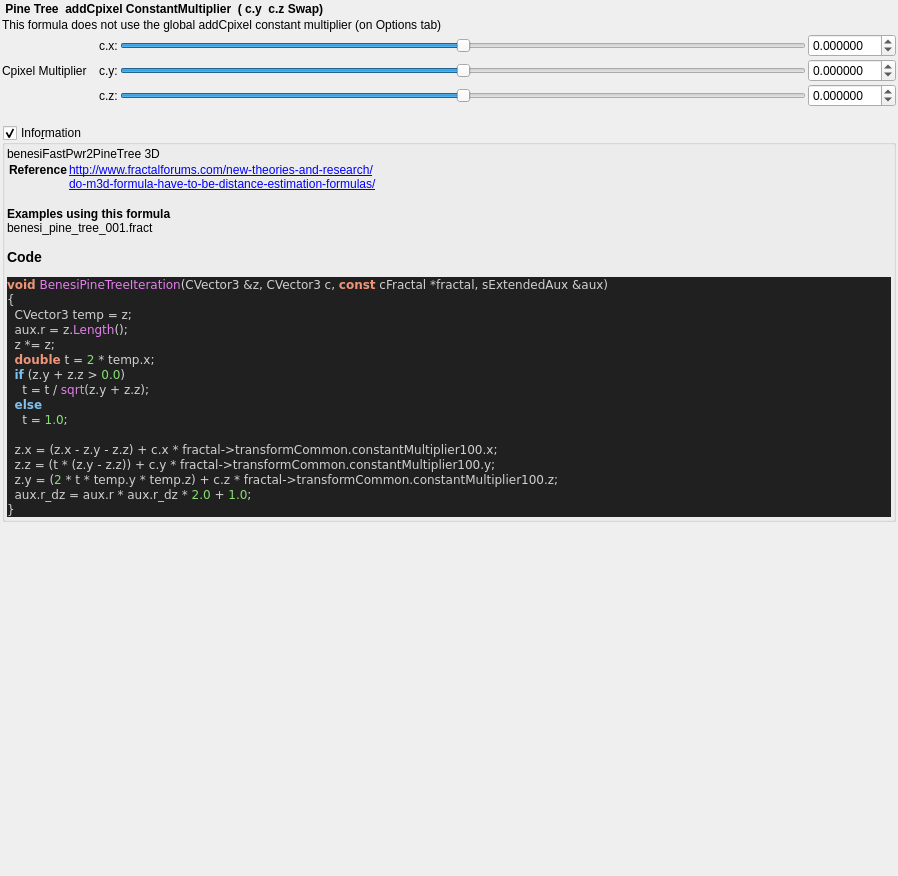
buddhi1980/mandelbulber2, file mandelbulber2/qt_data/fractal_benesi_pine_tree.ui: the form before one commit.
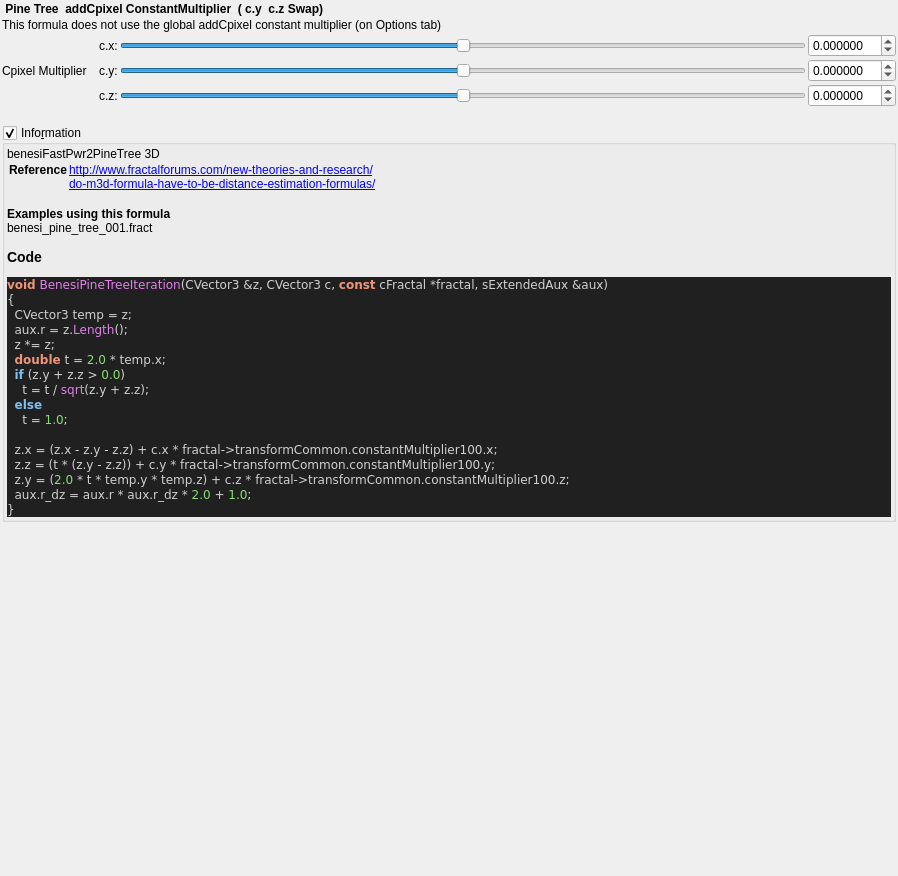
The form after the commit. Custom widgets are drawn as their Qt base class.

The edit to the form file:
```diff
--- a/mandelbulber2/qt_data/fractal_benesi_pine_tree.ui
+++ b/mandelbulber2/qt_data/fractal_benesi_pine_tree.ui
@@ -283,7 +283,7 @@
   CVector3 temp &lt;span style=&quot;color:#d0d0d0&quot;&gt;=&lt;/span&gt; z&lt;span style=&quot;color:#d0d0d0&quot;&gt;;&lt;/span&gt;
   aux&lt;span style=&quot;color:#d0d0d0&quot;&gt;.&lt;/span&gt;r &lt;span style=&quot;color:#d0d0d0&quot;&gt;=&lt;/span&gt; z&lt;span style=&quot;color:#d0d0d0&quot;&gt;.&lt;/span&gt;&lt;span style=&quot;color:#e47eed&quot;&gt;Length&lt;/span&gt;&lt;span style=&quot;color:#d0d0d0&quot;&gt;();&lt;/span&gt;
   z &lt;span style=&quot;color:#d0d0d0&quot;&gt;*=&lt;/span&gt; z&lt;span style=&quot;color:#d0d0d0&quot;&gt;;&lt;/span&gt;
-  &lt;span style=&quot;color:#f09479; font-weight:bold&quot;&gt;double&lt;/span&gt; t &lt;span style=&quot;color:#d0d0d0&quot;&gt;=&lt;/span&gt; &lt;span style=&quot;color:#87df71&quot;&gt;2&lt;/span&gt; &lt;span style=&quot;color:#d0d0d0&quot;&gt;*&lt;/span&gt; temp&lt;span style=&quot;color:#d0d0d0&quot;&gt;.&lt;/span&gt;x&lt;span style=&quot;color:#d0d0d0&quot;&gt;;&lt;/span&gt;
+  &lt;span style=&quot;color:#f09479; font-weight:bold&quot;&gt;double&lt;/span&gt; t &lt;span style=&quot;color:#d0d0d0&quot;&gt;=&lt;/span&gt; &lt;span style=&quot;color:#87df71&quot;&gt;2.0&lt;/span&gt; &lt;span style=&quot;color:#d0d0d0&quot;&gt;*&lt;/span&gt; temp&lt;span style=&quot;color:#d0d0d0&quot;&gt;.&lt;/span&gt;x&lt;span style=&quot;color:#d0d0d0&quot;&gt;;&lt;/span&gt;
   &lt;span style=&quot;color:#7ec0ee; font-weight:bold&quot;&gt;if&lt;/span&gt; &lt;span style=&quot;color:#d0d0d0&quot;&gt;(&lt;/span&gt;z&lt;span style=&quot;color:#d0d0d0&quot;&gt;.&lt;/span&gt;y &lt;span style=&quot;color:#d0d0d0&quot;&gt;+&lt;/span&gt; z&lt;span style=&quot;color:#d0d0d0&quot;&gt;.&lt;/span&gt;z &lt;span style=&quot;color:#d0d0d0&quot;&gt;&amp;gt;&lt;/span&gt; &lt;span style=&quot;color:#87df71&quot;&gt;0.0&lt;/span&gt;&lt;span style=&quot;color:#d0d0d0&quot;&gt;)&lt;/span&gt;
     t &lt;span style=&quot;color:#d0d0d0&quot;&gt;=&lt;/span&gt; t &lt;span style=&quot;color:#d0d0d0&quot;&gt;/&lt;/span&gt; &lt;span style=&quot;color:#e47eed&quot;&gt;sqrt&lt;/span&gt;&lt;span style=&quot;color:#d0d0d0&quot;&gt;(&lt;/span&gt;z&lt;span style=&quot;color:#d0d0d0&quot;&gt;.&lt;/span&gt;y &lt;span style=&quot;color:#d0d0d0&quot;&gt;+&lt;/span&gt; z&lt;span style=&quot;color:#d0d0d0&quot;&gt;.&lt;/span&gt;z&lt;span style=&quot;color:#d0d0d0&quot;&gt;);&lt;/span&gt;
   &lt;span style=&quot;color:#7ec0ee; font-weight:bold&quot;&gt;else&lt;/span&gt;
@@ -291,7 +291,7 @@
 
   z&lt;span style=&quot;color:#d0d0d0&quot;&gt;.&lt;/span&gt;x &lt;span style=&quot;color:#d0d0d0&quot;&gt;= (&lt;/span&gt;z&lt;span style=&quot;color:#d0d0d0&quot;&gt;.&lt;/span&gt;x &lt;span style=&quot;color:#d0d0d0&quot;&gt;-&lt;/span&gt; z&lt;span style=&quot;color:#d0d0d0&quot;&gt;.&lt;/span&gt;y &lt;span style=&quot;color:#d0d0d0&quot;&gt;-&lt;/span&gt; z&lt;span style=&quot;color:#d0d0d0&quot;&gt;.&lt;/span&gt;z&lt;span style=&quot;color:#d0d0d0&quot;&gt;) +&lt;/span&gt; c&lt;span style=&quot;color:#d0d0d0&quot;&gt;.&lt;/span&gt;x &lt;span style=&quot;color:#d0d0d0&quot;&gt;*&lt;/span&gt; fractal&lt;span style=&quot;color:#d0d0d0&quot;&gt;-&amp;gt;&lt;/span&gt;transformCommon&lt;span style=&quot;color:#d0d0d0&quot;&gt;.&lt;/span&gt;constantMultiplier100&lt;span style=&quot;color:#d0d0d0&quot;&gt;.&lt;/span&gt;x&lt;span style=&quot;color:#d0d0d0&quot;&gt;;&lt;/span&gt;
   z&lt;span style=&quot;color:#d0d0d0&quot;&gt;.&lt;/span&gt;z &lt;span style=&quot;color:#d0d0d0&quot;&gt;= (&lt;/span&gt;t &lt;span style=&quot;color:#d0d0d0&quot;&gt;* (&lt;/span&gt;z&lt;span style=&quot;color:#d0d0d0&quot;&gt;.&lt;/span&gt;y &lt;span style=&quot;color:#d0d0d0&quot;&gt;-&lt;/span&gt; z&lt;span style=&quot;color:#d0d0d0&quot;&gt;.&lt;/span&gt;z&lt;span style=&quot;color:#d0d0d0&quot;&gt;)) +&lt;/span&gt; c&lt;span style=&quot;color:#d0d0d0&quot;&gt;.&lt;/span&gt;y &lt;span style=&quot;color:#d0d0d0&quot;&gt;*&lt;/span&gt; fractal&lt;span style=&quot;color:#d0d0d0&quot;&gt;-&amp;gt;&lt;/span&gt;transformCommon&lt;span style=&quot;color:#d0d0d0&quot;&gt;.&lt;/span&gt;constantMultiplier100&lt;span style=&quot;color:#d0d0d0&quot;&gt;.&lt;/span&gt;y&lt;span style=&quot;color:#d0d0d0&quot;&gt;;&lt;/span&gt;
-  z&lt;span style=&quot;color:#d0d0d0&quot;&gt;.&lt;/span&gt;y &lt;span style=&quot;color:#d0d0d0&quot;&gt;= (&lt;/span&gt;&lt;span style=&quot;color:#87df71&quot;&gt;2&lt;/span&gt; &lt;span style=&quot;color:#d0d0d0&quot;&gt;*&lt;/span&gt; t &lt;span style=&quot;color:#d0d0d0&quot;&gt;*&lt;/span&gt; temp&lt;span style=&quot;color:#d0d0d0&quot;&gt;.&lt;/span&gt;y &lt;span style=&quot;color:#d0d0d0&quot;&gt;*&lt;/span&gt; temp&lt;span style=&quot;color:#d0d0d0&quot;&gt;.&lt;/span&gt;z&lt;span style=&quot;color:#d0d0d0&quot;&gt;) +&lt;/span&gt; c&lt;span style=&quot;color:#d0d0d0&quot;&gt;.&lt;/span&gt;z &lt;span style=&quot;color:#d0d0d0&quot;&gt;*&lt;/span&gt; fractal&lt;span style=&quot;color:#d0d0d0&quot;&gt;-&amp;gt;&lt;/span&gt;transformCommon&lt;span style=&quot;color:#d0d0d0&quot;&gt;.&lt;/span&gt;constantMultiplier100&lt;span style=&quot;color:#d0d0d0&quot;&gt;.&lt;/span&gt;z&lt;span style=&quot;color:#d0d0d0&quot;&gt;;&lt;/span&gt;
+  z&lt;span style=&quot;color:#d0d0d0&quot;&gt;.&lt;/span&gt;y &lt;span style=&quot;color:#d0d0d0&quot;&gt;= (&lt;/span&gt;&lt;span style=&quot;color:#87df71&quot;&gt;2.0&lt;/span&gt; &lt;span style=&quot;color:#d0d0d0&quot;&gt;*&lt;/span&gt; t &lt;span style=&quot;color:#d0d0d0&quot;&gt;*&lt;/span&gt; temp&lt;span style=&quot;color:#d0d0d0&quot;&gt;.&lt;/span&gt;y &lt;span style=&quot;color:#d0d0d0&quot;&gt;*&lt;/span&gt; temp&lt;span style=&quot;color:#d0d0d0&quot;&gt;.&lt;/span&gt;z&lt;span style=&quot;color:#d0d0d0&quot;&gt;) +&lt;/span&gt; c&lt;span style=&quot;color:#d0d0d0&quot;&gt;.&lt;/span&gt;z &lt;span style=&quot;color:#d0d0d0&quot;&gt;*&lt;/span&gt; fractal&lt;span style=&quot;color:#d0d0d0&quot;&gt;-&amp;gt;&lt;/span&gt;transformCommon&lt;span style=&quot;color:#d0d0d0&quot;&gt;.&lt;/span&gt;constantMultiplier100&lt;span style=&quot;color:#d0d0d0&quot;&gt;.&lt;/span&gt;z&lt;span style=&quot;color:#d0d0d0&quot;&gt;;&lt;/span&gt;
   aux&lt;span style=&quot;color:#d0d0d0&quot;&gt;.&lt;/span&gt;r_dz &lt;span style=&quot;color:#d0d0d0&quot;&gt;=&lt;/span&gt; aux&lt;span style=&quot;color:#d0d0d0&quot;&gt;.&lt;/span&gt;r &lt;span style=&quot;color:#d0d0d0&quot;&gt;*&lt;/span&gt; aux&lt;span style=&quot;color:#d0d0d0&quot;&gt;.&lt;/span&gt;r_dz &lt;span style=&quot;color:#d0d0d0&quot;&gt;*&lt;/span&gt; &lt;span style=&quot;color:#87df71&quot;&gt;2.0&lt;/span&gt; &lt;span style=&quot;color:#d0d0d0&quot;&gt;+&lt;/span&gt; &lt;span style=&quot;color:#87df71&quot;&gt;1.0&lt;/span&gt;&lt;span style=&quot;color:#d0d0d0&quot;&gt;;&lt;/span&gt;
 &lt;span style=&quot;color:#d0d0d0&quot;&gt;}&lt;/span&gt;
 &lt;/pre&gt;
```
